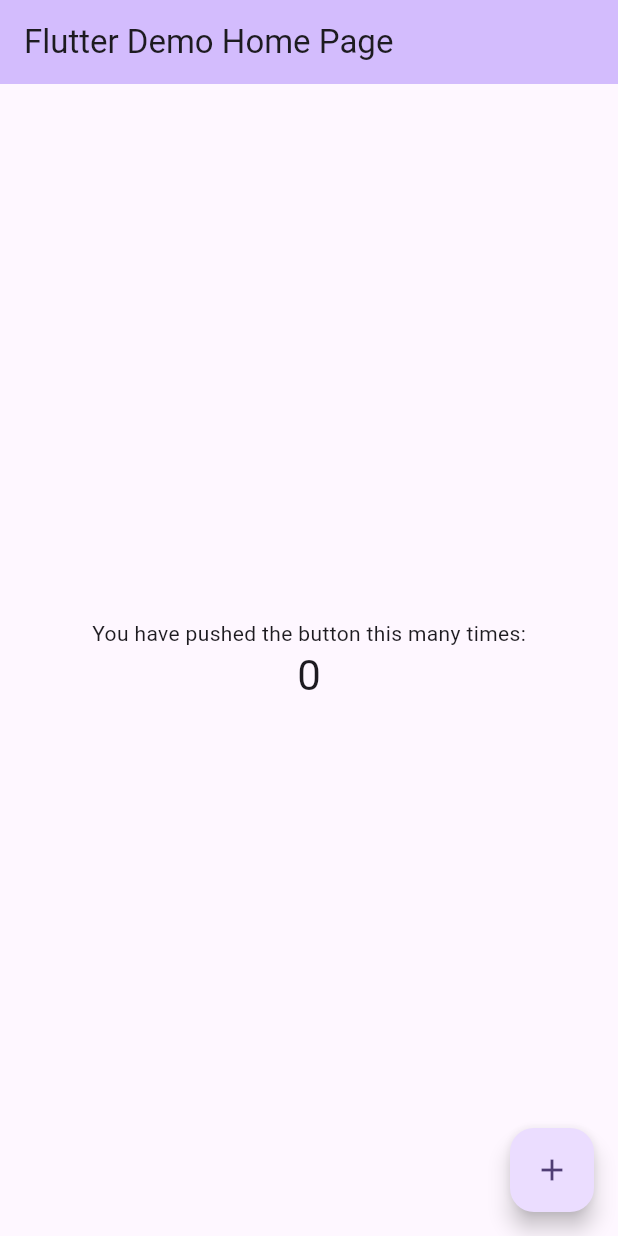
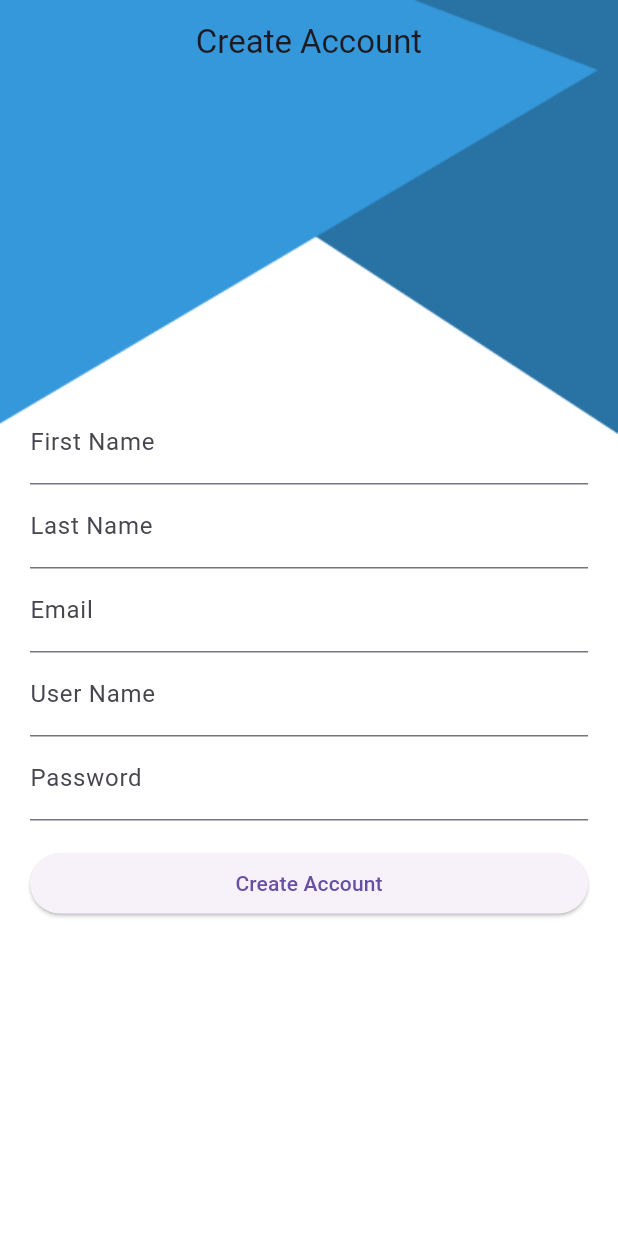
Before and after one commit to nbow2/CHAT-APP_flutter, a Flutter app: the screen it shows after launch, on a phone screen of 412 x 824 dp. Run offline on Flutter 3.47's test engine with Material 3 defaults, Android fonts, the light colour scheme and no system bars.

Commit message:
register Screen Done

```diff
--- a/lib/main.dart
+++ b/lib/main.dart
@@ -1,125 +1,20 @@
 import 'package:flutter/material.dart';
+import 'package:vertion_1_0_chat/regstier/register_screen.dart';
 
-void main() {
-  runApp(const MyApp());
+void main(){
+  runApp(MyApp());
 }
 
-class MyApp extends StatelessWidget {
-  const MyApp({super.key});
-
-  // This widget is the root of your application.
+class MyApp extends StatelessWidget{
   @override
   Widget build(BuildContext context) {
+    // TODO: implement build
     return MaterialApp(
-      title: 'Flutter Demo',
-      theme: ThemeData(
-        // This is the theme of your application.
-        //
-        // TRY THIS: Try running your application with "flutter run". You'll see
-        // the application has a purple toolbar. Then, without quitting the app,
-        // try changing the seedColor in the colorScheme below to Colors.green
-        // and then invoke "hot reload" (save your changes or press the "hot
-        // reload" button in a Flutter-supported IDE, or press "r" if you used
-        // the command line to start the app).
-        //
-        // Notice that the counter didn't reset back to zero; the application
-        // state is not lost during the reload. To reset the state, use hot
-        // restart instead.
-        //
-        // This works for code too, not just values: Most code changes can be
-        // tested with just a hot reload.
-        colorScheme: ColorScheme.fromSeed(seedColor: Colors.deepPurple),
-        useMaterial3: true,
-      ),
-      home: const MyHomePage(title: 'Flutter Demo Home Page'),
+      routes:{
+        RegisterScreen.routeName : (context) => RegisterScreen(),
+      },
+      initialRoute: RegisterScreen.routeName,
+
     );
   }
 }
-
-class MyHomePage extends StatefulWidget {
-  const MyHomePage({super.key, required this.title});
-
-  // This widget is the home page of your application. It is stateful, meaning
-  // that it has a State object (defined below) that contains fields that affect
-  // how it looks.
-
-  // This class is the configuration for the state. It holds the values (in this
-  // case the title) provided by the parent (in this case the App widget) and
-  // used by the build method of the State. Fields in a Widget subclass are
-  // always marked "final".
-
-  final String title;
-
-  @override
-  State<MyHomePage> createState() => _MyHomePageState();
-}
-
-class _MyHomePageState extends State<MyHomePage> {
-  int _counter = 0;
-
-  void _incrementCounter() {
-    setState(() {
-      // This call to setState tells the Flutter framework that something has
-      // changed in this State, which causes it to rerun the build method below
-      // so that the display can reflect the updated values. If we changed
-      // _counter without calling setState(), then the build method would not be
-      // called again, and so nothing would appear to happen.
-      _counter++;
-    });
-  }
-
-  @override
-  Widget build(BuildContext context) {
-    // This method is rerun every time setState is called, for instance as done
-    // by the _incrementCounter method above.
-    //
-    // The Flutter framework has been optimized to make rerunning build methods
-    // fast, so that you can just rebuild anything that needs updating rather
-    // than having to individually change instances of widgets.
-    return Scaffold(
-      appBar: AppBar(
-        // TRY THIS: Try changing the color here to a specific color (to
-        // Colors.amber, perhaps?) and trigger a hot reload to see the AppBar
-        // change color while the other colors stay the same.
-        backgroundColor: Theme.of(context).colorScheme.inversePrimary,
-        // Here we take the value from the MyHomePage object that was created by
-        // the App.build method, and use it to set our appbar title.
-        title: Text(widget.title),
-      ),
-      body: Center(
-        // Center is a layout widget. It takes a single child and positions it
-        // in the middle of the parent.
-        child: Column(
-          // Column is also a layout widget. It takes a list of children and
-          // arranges them vertically. By default, it sizes itself to fit its
-          // children horizontally, and tries to be as tall as its parent.
-          //
-          // Column has various properties to control how it sizes itself and
-          // how it positions its children. Here we use mainAxisAlignment to
-          // center the children vertically; the main axis here is the vertical
-          // axis because Columns are vertical (the cross axis would be
-          // horizontal).
-          //
-          // TRY THIS: Invoke "debug painting" (choose the "Toggle Debug Paint"
-          // action in the IDE, or press "p" in the console), to see the
-          // wireframe for each widget.
-          mainAxisAlignment: MainAxisAlignment.center,
-          children: <Widget>[
-            const Text(
-              'You have pushed the button this many times:',
-            ),
-            Text(
-              '$_counter',
-              style: Theme.of(context).textTheme.headlineMedium,
-            ),
-          ],
-        ),
-      ),
-      floatingActionButton: FloatingActionButton(
-        onPressed: _incrementCounter,
-        tooltip: 'Increment',
-        child: const Icon(Icons.add),
-      ), // This trailing comma makes auto-formatting nicer for build methods.
-    );
-  }
-}
--- /dev/null
+++ b/lib/regstier/register_screen.dart
@@ -0,0 +1,139 @@
+import 'package:flutter/material.dart';
+
+class RegisterScreen extends StatelessWidget {
+
+  static const String routeName = "RegisterScreen";
+  String FirstName = '';
+  String LastName = '' ;
+  String Email = '' ;
+  String userName = '' ;
+  String Password = '';
+
+
+  @override
+  Widget build(BuildContext context) {
+    return Stack(
+      children: [
+        Container(
+          color: Colors.white,
+        ),
+        Image.asset("asstets/images/background.png",
+        width: double.infinity,
+        fit: BoxFit.fill,)
+        ,Scaffold(
+          backgroundColor: Colors.transparent,
+          appBar: AppBar(
+            backgroundColor: Colors.transparent,
+            title: Text('Create Account') , centerTitle: true,),
+          body: Form(child:
+          Padding(
+            padding: const EdgeInsets.all(20.0),
+            child: Column(
+              mainAxisAlignment: MainAxisAlignment.center,
+              crossAxisAlignment: CrossAxisAlignment.stretch,
+              children: [
+                TextFormField(
+                  decoration: InputDecoration(
+                    labelText: 'First Name'
+                  ),
+                  onChanged: (text){
+                    FirstName = text ;
+                  },
+                  validator: (text){
+                    if(text == null || text.trim().isEmpty)
+                      {
+                        return 'Please Enter First name';
+                      }
+                    return null ;
+                  },
+                ),
+                TextFormField(
+                  decoration: InputDecoration(
+                      labelText: 'Last Name'
+                  ),
+                  onChanged: (text){
+                    LastName = text ;
+                  },
+                  validator: (text){
+                    if(text == null || text.trim().isEmpty)
+                    {
+                      return 'Please Enter Last name';
+                    }
+                    return null ;
+                  },
+                ),
+                TextFormField(
+                  decoration: InputDecoration(
+                      labelText: 'Email'
+                  ),
+                  onChanged: (text){
+                    Email = text ;
+                  },
+                  validator: (text){
+
+                    final bool emailValid =
+                    RegExp(r"^[a-zA-Z0-9.a-zA-Z0-9.!#$%&'*+-/=?^_`{|}~]+@[a-zA-Z0-9]+\.[a-zA-Z]+")
+                        .hasMatch(text!);
+
+                    if(!emailValid){
+                      return 'Please enter valid email';
+                    }
+
+                    if(text == null || text.trim().isEmpty)
+                    {
+                      return 'Please Enter Email';
+                    }
+                    return null ;
+                  },
+                ),
+                TextFormField(
+                  decoration: InputDecoration(
+                      labelText: 'User Name'
+                  ),
+                  onChanged: (text){
+                    userName = text ;
+                  },
+                  validator: (text){
+                    if(text == null || text.trim().isEmpty)
+                    {
+                      return 'Please Enter User name';
+                    }
+                    return null ;
+                  },
+                ),
+                TextFormField(
+                  decoration: InputDecoration(
+                      labelText: 'Password'
+                  ),
+                  onChanged: (text){
+                    Password = text ;
+                  },
+                  validator: (text){
+
+                    if(text!.length < 8 ){
+                      return 'Password must be at least 8CH';
+                    }
+
+                    if(text == null || text.trim().isEmpty)
+                    {
+                      return 'Please Enter Password';
+                    }
+                    return null ;
+                  },
+                ),
+                SizedBox(
+                  height: 18,
+                ),
+                ElevatedButton(onPressed: (){
+
+
+                }, child: Text('Create Account'))
+              ],
+            ),
+          )),
+        )
+
+      ],
+    );
+  }
+}
--- a/pubspec.yaml
+++ b/pubspec.yaml
@@ -58,7 +58,8 @@ flutter:
 
   # To add assets to your application, add an assets section, like this:
   assets:
-    - asstets/
+    - asstets/images/
+    - asstets/Chat/
   #   - images/a_dot_burr.jpeg
   #   - images/a_dot_ham.jpeg
 
```
